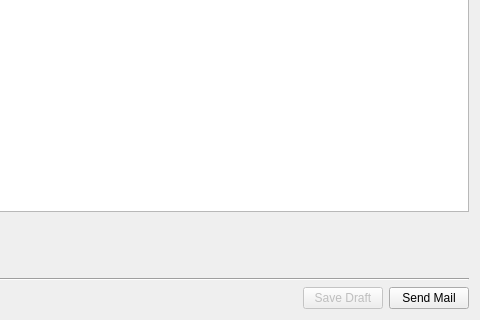
Before: the Qt Designer form ui/SendMailDialog.ui in saturneric/GpgFrontend, drawn with Qt 5; both pictures show x 515 to 995 and y 440 to 760 of the 995 by 760 pixel window.
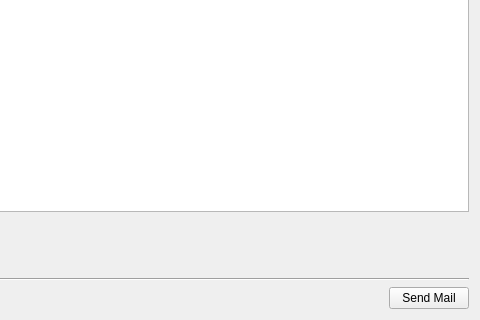
After: the same form once the commit is applied.

Patch:
```diff
--- a/ui/SendMailDialog.ui
+++ b/ui/SendMailDialog.ui
@@ -451,16 +451,6 @@
          </property>
         </spacer>
        </item>
-       <item>
-        <widget class="QPushButton" name="saveDraftButton">
-         <property name="enabled">
-          <bool>false</bool>
-         </property>
-         <property name="text">
-          <string>Save Draft</string>
-         </property>
-        </widget>
-       </item>
        <item alignment="Qt::AlignRight">
         <widget class="QPushButton" name="sendMailButton">
          <property name="text">
```
